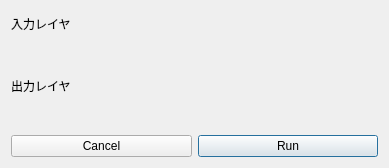
Old version of the form dem_to_csmap.ui in the repository MIERUNE/csmap-qgis-plugin.
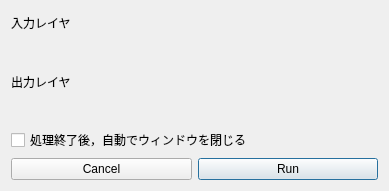
New version of the form. Custom widgets are drawn as their Qt base class.

Commit message: 詳細なエラーメッセージに変更，ウィンドウを閉じるオプションを追加

```diff
--- a/dem_to_csmap.ui
+++ b/dem_to_csmap.ui
@@ -7,7 +7,7 @@
     <x>0</x>
     <y>0</y>
     <width>389</width>
-    <height>168</height>
+    <height>191</height>
    </rect>
   </property>
   <property name="windowTitle">
@@ -34,6 +34,13 @@
    <item>
     <widget class="QgsFileWidget" name="mQgsFileWidget_output"/>
    </item>
+   <item>
+    <widget class="QCheckBox" name="checkBox_closeAfterProcessing">
+     <property name="text">
+      <string>処理終了後，自動でウィンドウを閉じる</string>
+     </property>
+    </widget>
+   </item>
    <item>
     <layout class="QHBoxLayout" name="horizontalLayout">
      <item>
```
The commit also changes 1 other file.
